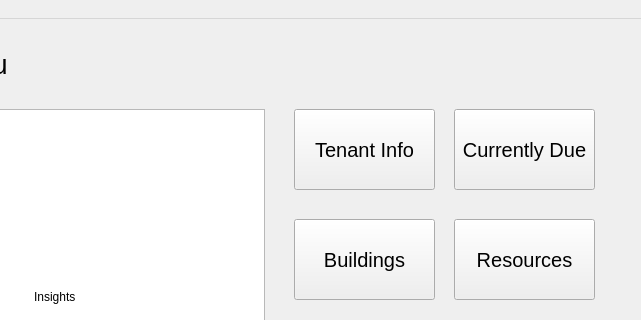
First picture: the form in src/propman/mainwindow.ui, repository nickarli/uc-senior-design, before the edit; both pictures show x 166 to 807 and y 0 to 320 of the 807 by 581 pixel window.
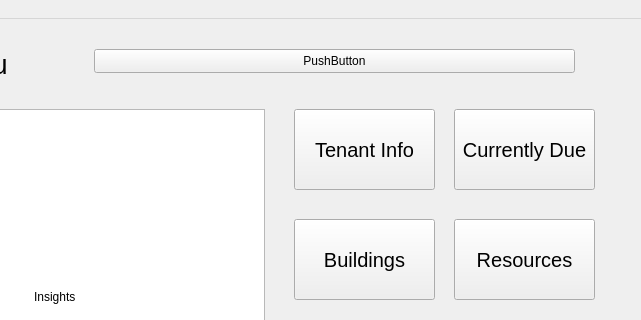
Second picture: the form after the edit. The open tabs and pages were chosen to show the change.

```diff
--- a/src/propman/mainwindow.ui
+++ b/src/propman/mainwindow.ui
@@ -221,6 +221,19 @@
        <string>Insights</string>
       </property>
      </widget>
+     <widget class="QPushButton" name="testButton">
+      <property name="geometry">
+       <rect>
+        <x>260</x>
+        <y>30</y>
+        <width>481</width>
+        <height>24</height>
+       </rect>
+      </property>
+      <property name="text">
+       <string>PushButton</string>
+      </property>
+     </widget>
     </widget>
     <widget class="QWidget" name="buildings">
      <widget class="QStackedWidget" name="buildingsWidget">
```
Left out of the diff: 12 changed lines with no effect on the pictures.
